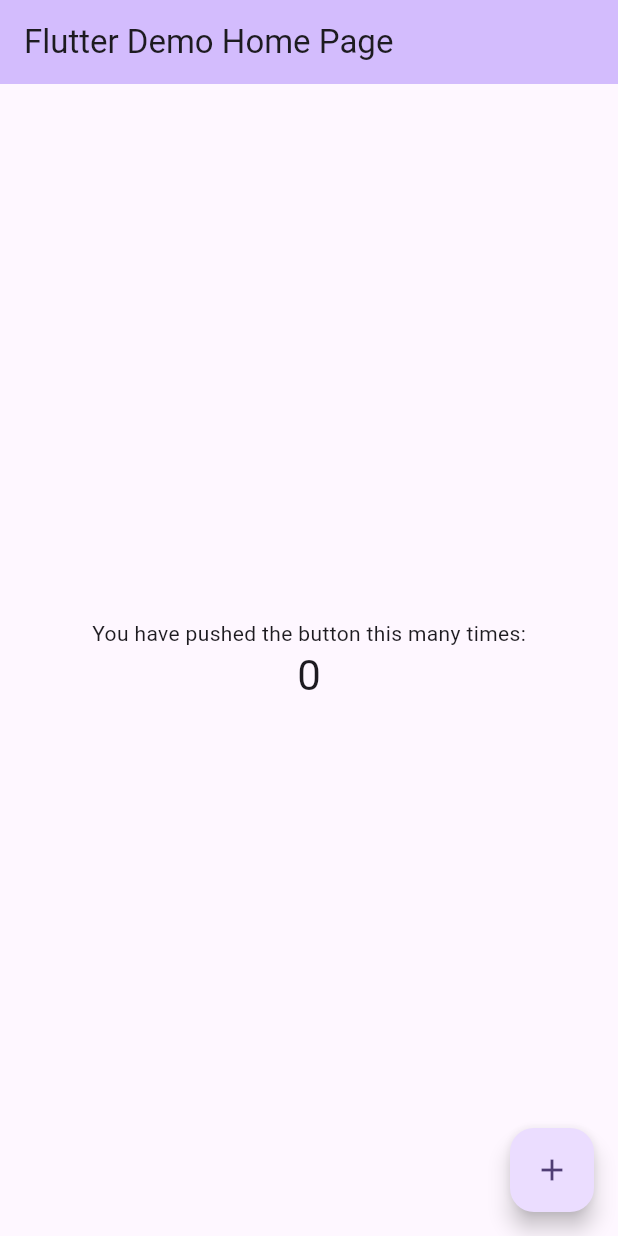
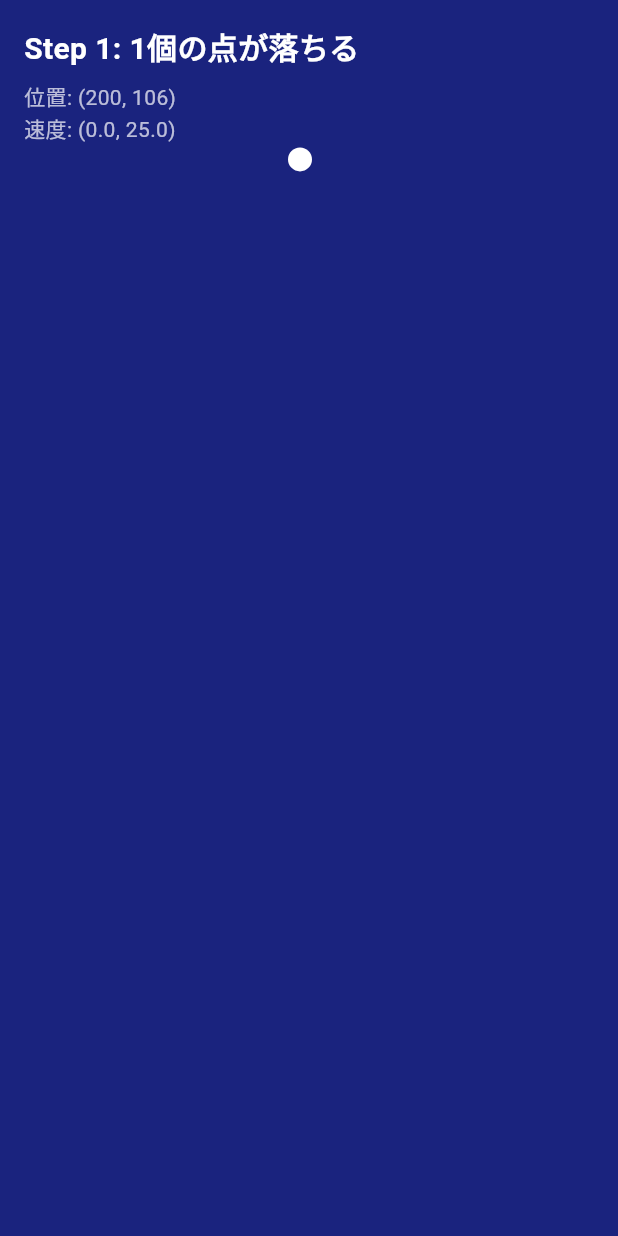
Before and after one commit to kouki2000/physics_splash_demo, a Flutter app: the screen it shows after launch, on a phone screen of 412 x 824 dp. Run offline on Flutter 3.47's test engine with Material 3 defaults, Android fonts, the phone set to English and light mode, and no system bars.

Commit message:
Step 1: 1個の点が落ちる物理演算

```diff
--- /dev/null
+++ b/lib/core/simple_particle.dart
@@ -0,0 +1,40 @@
+import 'package:flutter/material.dart';
+import 'vector2d.dart';
+
+/// 簡単なパーティクル（1個の点）
+class SimpleParticle {
+  Vector2D position; // 位置
+  Vector2D velocity; // 速度
+  Vector2D acceleration; // 加速度
+
+  SimpleParticle({required this.position})
+    : velocity = Vector2D.zero(),
+      acceleration = Vector2D.zero();
+
+  /// 物理演算を更新
+  void update(double dt) {
+    // 速度に加速度を加える
+    velocity.add(acceleration * dt);
+
+    // 位置に速度を加える
+    position.add(velocity * dt);
+
+    // 加速度をリセット
+    acceleration = Vector2D.zero();
+  }
+
+  /// 力を加える
+  void applyForce(Vector2D force) {
+    acceleration.add(force);
+  }
+
+  /// 画面に描画
+  void draw(Canvas canvas) {
+    // 白い円を描画
+    canvas.drawCircle(
+      Offset(position.x, position.y),
+      8, // 半径
+      Paint()..color = Colors.white,
+    );
+  }
+}
--- /dev/null
+++ b/lib/core/vector2d.dart
@@ -0,0 +1,26 @@
+import 'dart:math';
+
+/// 2Dベクトルクラス
+class Vector2D {
+  double x;
+  double y;
+
+  Vector2D(this.x, this.y);
+
+  Vector2D.zero() : this(0, 0);
+
+  Vector2D operator +(Vector2D other) => Vector2D(x + other.x, y + other.y);
+  Vector2D operator -(Vector2D other) => Vector2D(x - other.x, y - other.y);
+  Vector2D operator *(double scalar) => Vector2D(x * scalar, y * scalar);
+  Vector2D operator /(double scalar) => Vector2D(x / scalar, y / scalar);
+
+  double get length => sqrt(x * x + y * y);
+
+  void add(Vector2D other) {
+    x += other.x;
+    y += other.y;
+  }
+
+  @override
+  String toString() => 'Vector2D($x, $y)';
+}
--- a/lib/main.dart
+++ b/lib/main.dart
@@ -1,122 +1,134 @@
 import 'package:flutter/material.dart';
+import 'core/vector2d.dart';
+import 'core/simple_particle.dart';
 
 void main() {
   runApp(const MyApp());
 }
 
 class MyApp extends StatelessWidget {
-  const MyApp({super.key});
+  const MyApp({Key? key}) : super(key: key);
 
-  // This widget is the root of your application.
   @override
   Widget build(BuildContext context) {
     return MaterialApp(
-      title: 'Flutter Demo',
-      theme: ThemeData(
-        // This is the theme of your application.
-        //
-        // TRY THIS: Try running your application with "flutter run". You'll see
-        // the application has a purple toolbar. Then, without quitting the app,
-        // try changing the seedColor in the colorScheme below to Colors.green
-        // and then invoke "hot reload" (save your changes or press the "hot
-        // reload" button in a Flutter-supported IDE, or press "r" if you used
-        // the command line to start the app).
-        //
-        // Notice that the counter didn't reset back to zero; the application
-        // state is not lost during the reload. To reset the state, use hot
-        // restart instead.
-        //
-        // This works for code too, not just values: Most code changes can be
-        // tested with just a hot reload.
-        colorScheme: ColorScheme.fromSeed(seedColor: Colors.deepPurple),
-      ),
-      home: const MyHomePage(title: 'Flutter Demo Home Page'),
+      title: 'Physics Splash Demo',
+      debugShowCheckedModeBanner: false,
+      theme: ThemeData(primarySwatch: Colors.blue, useMaterial3: true),
+      home: const Step1Screen(),
     );
   }
 }
 
-class MyHomePage extends StatefulWidget {
-  const MyHomePage({super.key, required this.title});
-
-  // This widget is the home page of your application. It is stateful, meaning
-  // that it has a State object (defined below) that contains fields that affect
-  // how it looks.
-
-  // This class is the configuration for the state. It holds the values (in this
-  // case the title) provided by the parent (in this case the App widget) and
-  // used by the build method of the State. Fields in a Widget subclass are
-  // always marked "final".
-
-  final String title;
+class Step1Screen extends StatefulWidget {
+  const Step1Screen({Key? key}) : super(key: key);
 
   @override
-  State<MyHomePage> createState() => _MyHomePageState();
+  State<Step1Screen> createState() => _Step1ScreenState();
 }
 
-class _MyHomePageState extends State<MyHomePage> {
-  int _counter = 0;
+class _Step1ScreenState extends State<Step1Screen>
+    with SingleTickerProviderStateMixin {
+  late AnimationController _controller;
+  late SimpleParticle _particle;
+  DateTime _lastTime = DateTime.now();
 
-  void _incrementCounter() {
+  @override
+  void initState() {
+    super.initState();
+
+    // パーティクルを作成（画面中央上部）
+    _particle = SimpleParticle(position: Vector2D(200, 100));
+
+    // 60FPSのアニメーションコントローラー
+    _controller = AnimationController(
+      vsync: this,
+      duration: const Duration(days: 1), // 無限ループ
+    )..addListener(_onFrame);
+
+    _controller.repeat();
+  }
+
+  void _onFrame() {
+    final now = DateTime.now();
+    final dt = now.difference(_lastTime).inMicroseconds / 1000000.0;
+    _lastTime = now;
+
     setState(() {
-      // This call to setState tells the Flutter framework that something has
-      // changed in this State, which causes it to rerun the build method below
-      // so that the display can reflect the updated values. If we changed
-      // _counter without calling setState(), then the build method would not be
-      // called again, and so nothing would appear to happen.
-      _counter++;
+      // 重力を適用
+      final gravity = Vector2D(0, 100); // 下向き
+      _particle.applyForce(gravity);
+
+      // 更新
+      _particle.update(dt);
+
+      // 画面下に到達したらリセット
+      if (_particle.position.y > MediaQuery.of(context).size.height) {
+        _particle.position = Vector2D(200, 100);
+        _particle.velocity = Vector2D.zero();
+      }
     });
   }
 
   @override
+  void dispose() {
+    _controller.dispose();
+    super.dispose();
+  }
+
+  @override
   Widget build(BuildContext context) {
-    // This method is rerun every time setState is called, for instance as done
-    // by the _incrementCounter method above.
-    //
-    // The Flutter framework has been optimized to make rerunning build methods
-    // fast, so that you can just rebuild anything that needs updating rather
-    // than having to individually change instances of widgets.
     return Scaffold(
-      appBar: AppBar(
-        // TRY THIS: Try changing the color here to a specific color (to
-        // Colors.amber, perhaps?) and trigger a hot reload to see the AppBar
-        // change color while the other colors stay the same.
-        backgroundColor: Theme.of(context).colorScheme.inversePrimary,
-        // Here we take the value from the MyHomePage object that was created by
-        // the App.build method, and use it to set our appbar title.
-        title: Text(widget.title),
+      backgroundColor: const Color(0xFF1A237E), // 深い青
+      body: Stack(
+        children: [
+          // パーティクルを描画
+          CustomPaint(painter: ParticlePainter(_particle), size: Size.infinite),
+          // 情報表示
+          SafeArea(
+            child: Padding(
+              padding: const EdgeInsets.all(16.0),
+              child: Column(
+                crossAxisAlignment: CrossAxisAlignment.start,
+                children: [
+                  const Text(
+                    'Step 1: 1個の点が落ちる',
+                    style: TextStyle(
+                      color: Colors.white,
+                      fontSize: 20,
+                      fontWeight: FontWeight.bold,
+                    ),
+                  ),
+                  const SizedBox(height: 8),
+                  Text(
+                    '位置: (${_particle.position.x.toInt()}, ${_particle.position.y.toInt()})',
+                    style: const TextStyle(color: Colors.white70, fontSize: 14),
+                  ),
+                  Text(
+                    '速度: (${_particle.velocity.x.toStringAsFixed(1)}, ${_particle.velocity.y.toStringAsFixed(1)})',
+                    style: const TextStyle(color: Colors.white70, fontSize: 14),
+                  ),
+                ],
+              ),
+            ),
+          ),
+        ],
       ),
-      body: Center(
-        // Center is a layout widget. It takes a single child and positions it
-        // in the middle of the parent.
-        child: Column(
-          // Column is also a layout widget. It takes a list of children and
-          // arranges them vertically. By default, it sizes itself to fit its
-          // children horizontally, and tries to be as tall as its parent.
-          //
-          // Column has various properties to control how it sizes itself and
-          // how it positions its children. Here we use mainAxisAlignment to
-          // center the children vertically; the main axis here is the vertical
-          // axis because Columns are vertical (the cross axis would be
-          // horizontal).
-          //
-          // TRY THIS: Invoke "debug painting" (choose the "Toggle Debug Paint"
-          // action in the IDE, or press "p" in the console), to see the
-          // wireframe for each widget.
-          mainAxisAlignment: MainAxisAlignment.center,
-          children: <Widget>[
-            const Text('You have pushed the button this many times:'),
-            Text(
-              '$_counter',
-              style: Theme.of(context).textTheme.headlineMedium,
-            ),
-          ],
-        ),
-      ),
-      floatingActionButton: FloatingActionButton(
-        onPressed: _incrementCounter,
-        tooltip: 'Increment',
-        child: const Icon(Icons.add),
-      ), // This trailing comma makes auto-formatting nicer for build methods.
     );
   }
 }
+
+/// パーティクルを描画するPainter
+class ParticlePainter extends CustomPainter {
+  final SimpleParticle particle;
+
+  ParticlePainter(this.particle);
+
+  @override
+  void paint(Canvas canvas, Size size) {
+    particle.draw(canvas);
+  }
+
+  @override
+  bool shouldRepaint(covariant CustomPainter oldDelegate) => true;
+}
```
